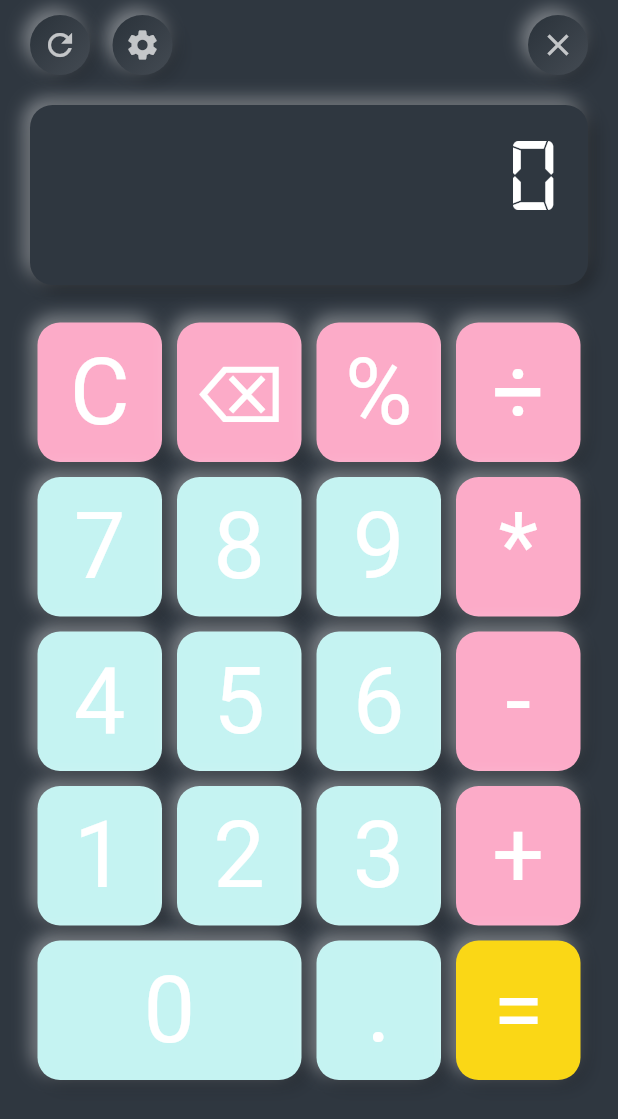
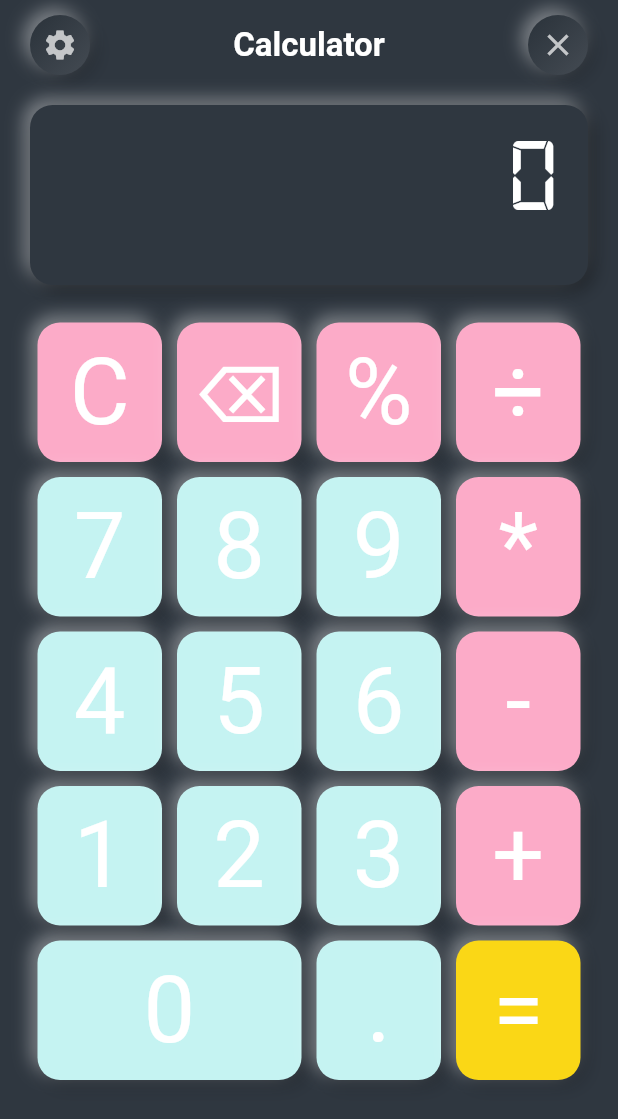
Before and after one commit to SadraKafiri/Calcualtor-Flutter, a Flutter app: the screen it shows after launch, on a phone screen of 412 x 824 dp. Shown: the top 1119 px of the screen. Run offline on Flutter 3.47's test engine with Material 2 defaults, Android fonts, the phone set to English and light mode, and no system bars; drawn by our look-alikes of flutter_neumorphic; our stand-ins replace math_expressions.

Commit message:
Fixed Bugs

```diff
--- a/lib/src/pages/home.dart
+++ b/lib/src/pages/home.dart
@@ -1,3 +1,5 @@
+import 'dart:io';
+
 import 'package:flutter_neumorphic/flutter_neumorphic.dart';
 import 'package:math_expressions/math_expressions.dart';
 
@@ -65,29 +67,23 @@ class _HomePageState extends State<HomePage> {
               intensity: 0.4,
               color: bgColor),
           child: Icon(
-            Icons.refresh_outlined,
-            color: iconColor,
-          ),
-        ),
-        const SizedBox(width: 15),
-        NeumorphicButton(
-          onPressed: () {},
-          padding: const EdgeInsets.all(8),
-          style: NeumorphicStyle(
-              shape: NeumorphicShape.concave,
-              boxShape: NeumorphicBoxShape.roundRect(BorderRadius.circular(60)),
-              depth: 8,
-              lightSource: LightSource.topLeft,
-              intensity: 0.4,
-              color: bgColor),
-          child: Icon(
             Icons.settings,
             color: iconColor,
           ),
         ),
-        const Spacer(),
+        const Expanded(
+          child: Text(
+            'Calculator',
+            textAlign: TextAlign.center,
+            style: TextStyle(
+              color: Colors.white,
+              fontWeight: FontWeight.bold,
+              fontSize: 22,
+            ),
+          ),
+        ),
         NeumorphicButton(
-          onPressed: () {},
+          onPressed: () => exit(0),
           padding: const EdgeInsets.all(8),
           style: NeumorphicStyle(
               shape: NeumorphicShape.concave,
@@ -320,8 +316,10 @@ class _HomePageState extends State<HomePage> {
           equation = equation + "÷";
         }
       } else if (buttonText == "%") {
+        if (isCalculate) return;
       } else if (buttonText == "=") {
         if (isCalculate) return;
+
         expression = equation;
         expression = expression.replaceAll('×', '*');
         expression = expression.replaceAll('÷', '/');
```
